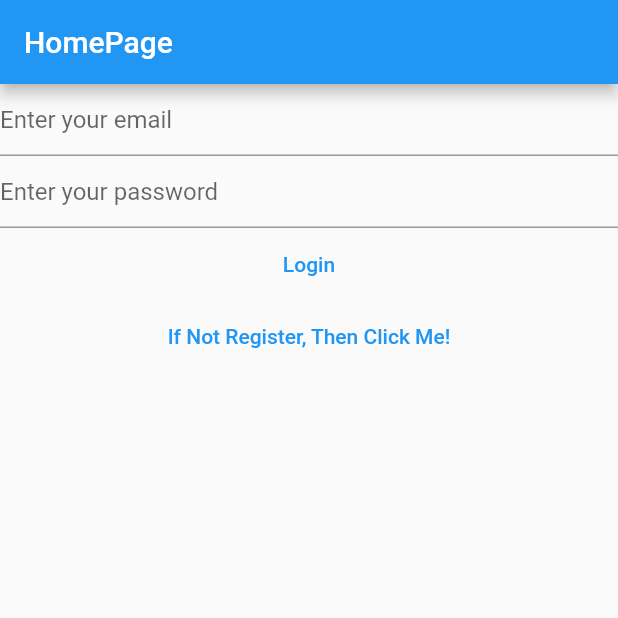
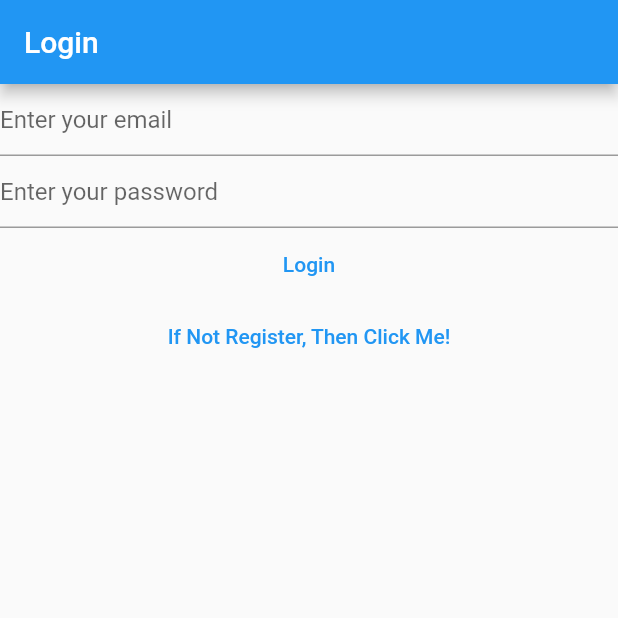
Before and after one commit to TheNoumanDev/Flutter-Learning, a Flutter app: the screen it shows after launch, on a phone screen of 412 x 824 dp, the top half of it. Run offline on Flutter 3.47's test engine with Material 2 defaults, Android fonts, the phone set to English and light mode, and no system bars; our stand-ins replace firebase_auth, firebase_core; accounts and stored records are empty.

Commit message:
Screens are alinged

```diff
--- a/practice_app/lib/Views/Login_View.dart
+++ b/practice_app/lib/Views/Login_View.dart
@@ -34,7 +34,11 @@ class _LoginViewState extends State<LoginView> {
 
   @override
   Widget build(BuildContext context) {
-    return Column(
+    return Scaffold(
+      appBar: AppBar(
+        title: const Text("Login"),
+      ),
+      body: Column(
         children: [
           TextField(
             enableSuggestions: false,
@@ -61,7 +65,8 @@ class _LoginViewState extends State<LoginView> {
                 final email = _email.text;
                 final password = _password.text;
                 final userCredential = await FirebaseAuth.instance
-                  .signInWithEmailAndPassword(email: email, password: password);
+                    .signInWithEmailAndPassword(
+                        email: email, password: password);
               } on FirebaseAuthException catch (e) {
                 // you can check the exception type by e.runtimeType
                 // and then to catch this specific exception you can use
@@ -157,6 +162,7 @@ class _LoginViewState extends State<LoginView> {
           //   ),
           // ),
         ],
+      ),
     );
   }
 }
--- a/practice_app/lib/main.dart
+++ b/practice_app/lib/main.dart
@@ -4,6 +4,7 @@ import 'package:flutter/material.dart';
 import 'package:practice_app/Views/Login_View.dart';
 import 'package:practice_app/Views/Register_View.dart';
 
+import 'Views/VerifyEmailView.dart';
 import 'firebase_options.dart';
 
 // Hot reload doesn't work with main method so we need to restart the app
@@ -29,10 +30,6 @@ class HomePage extends StatelessWidget {
 
   @override
   Widget build(BuildContext context) {
-    return Scaffold(
-      appBar: AppBar(
-        title: const Text('HomePage'),
-      ),
     /*
        FutureBuilder is used to build the widget when the future is completed
        so we call the firebase.initializeApp method to initialize the firebase before
@@ -40,7 +37,7 @@ class HomePage extends StatelessWidget {
        state of future such as while loading we can put the loading window and when
        it is completed we returned the column widget!
        */
-      body: FutureBuilder(
+    return FutureBuilder(
       future: Firebase.initializeApp(
         options: DefaultFirebaseOptions.currentPlatform,
       ),
@@ -49,22 +46,25 @@ class HomePage extends StatelessWidget {
           case ConnectionState.done:
             // final ButtonStyle style = ElevatedButton.styleFrom(
             //     textStyle: const TextStyle(fontSize: 20));
-              // final currentUser = FirebaseAuth.instance.currentUser;
+            final currentUser = FirebaseAuth.instance.currentUser;
             // print(currentUser);
-              // if (currentUser?.emailVerified ?? false) {
-              //   return const Text("Done!!!.");
-              // } else {
-              //   return const verifyEmailView();
+            if (currentUser == null) {
+              return const LoginView();
+            } else {
+              if (currentUser.emailVerified) {
+                return const Text("Done!!!.");
+              } else {
+                return const verifyEmailView();
+              }
+            }
           // Navigator.of(context).push(MaterialPageRoute(
           // builder: (context) => const verifyEmailView()));
           //}
-              return const LoginView();
 
           default:
-              return const Text("Loading ....");
+            return const CircularProgressIndicator();
         }
       },
-      ),
     );
   }
 }
@@ -74,25 +74,3 @@ after verification has completed in firebase u have to again login to app
 to let firebase know that the user has verified his email so we need to
 change the conditions according to it.
 */
-class verifyEmailView extends StatefulWidget {
-  const verifyEmailView({super.key});
-
-  @override
-  State<verifyEmailView> createState() => _verifyEmailViewState();
-}
-
-class _verifyEmailViewState extends State<verifyEmailView> {
-  @override
-  Widget build(BuildContext context) {
-    return Column(
-      children: [
-        const Text("Verify your email"),
-        TextButton(
-            onPressed: () async {
-              await FirebaseAuth.instance.currentUser?.sendEmailVerification();
-            },
-            child: const Text("Send Verification Email"))
-      ],
-    );
-  }
-}
```
Also changed, not shown: practice_app/lib/Views/Register_View.dart (+6 -75 lines), practice_app/lib/Views/VerifyEmailView.dart (added, +32 -0 lines). Lines whose indentation alone changed are shown as unchanged.
